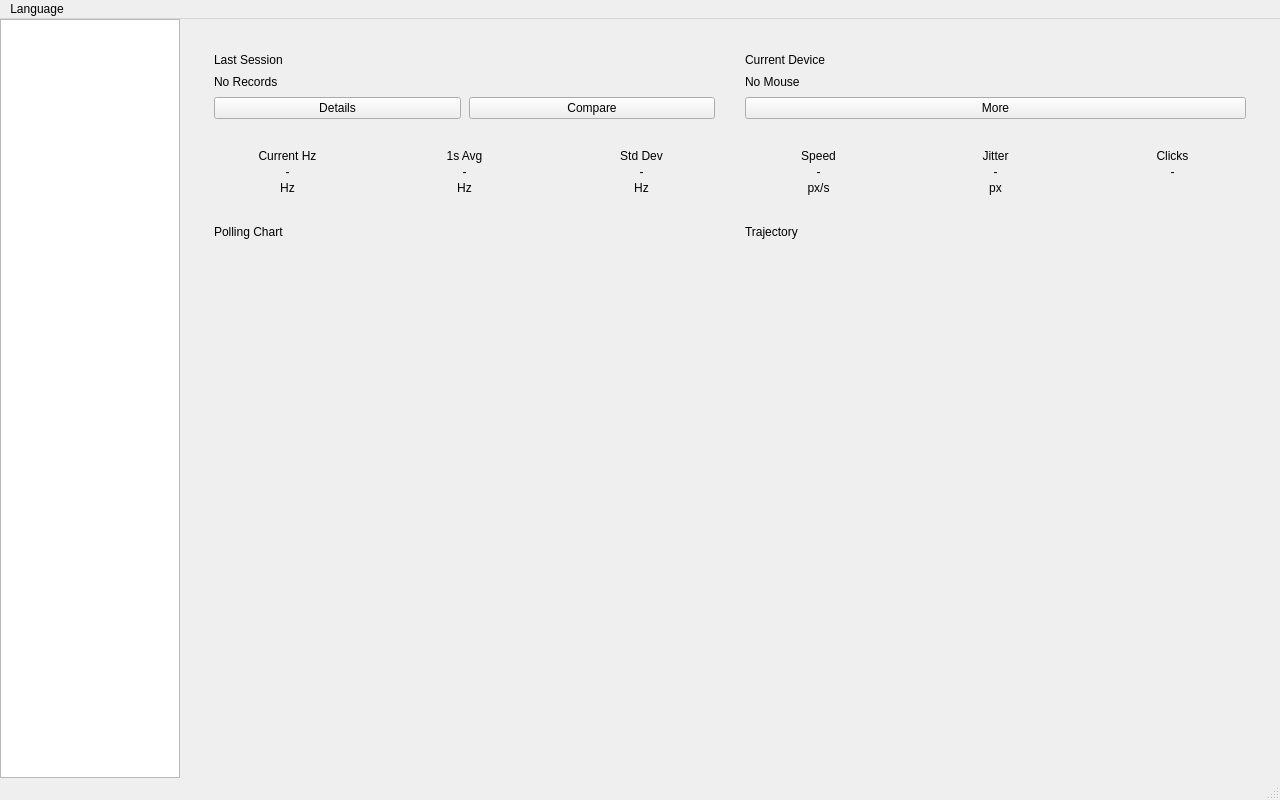
This is src/ui/app/Gg.ui in LanDengPao/Gg as Qt 5 draws it before an edit. The edited form follows.
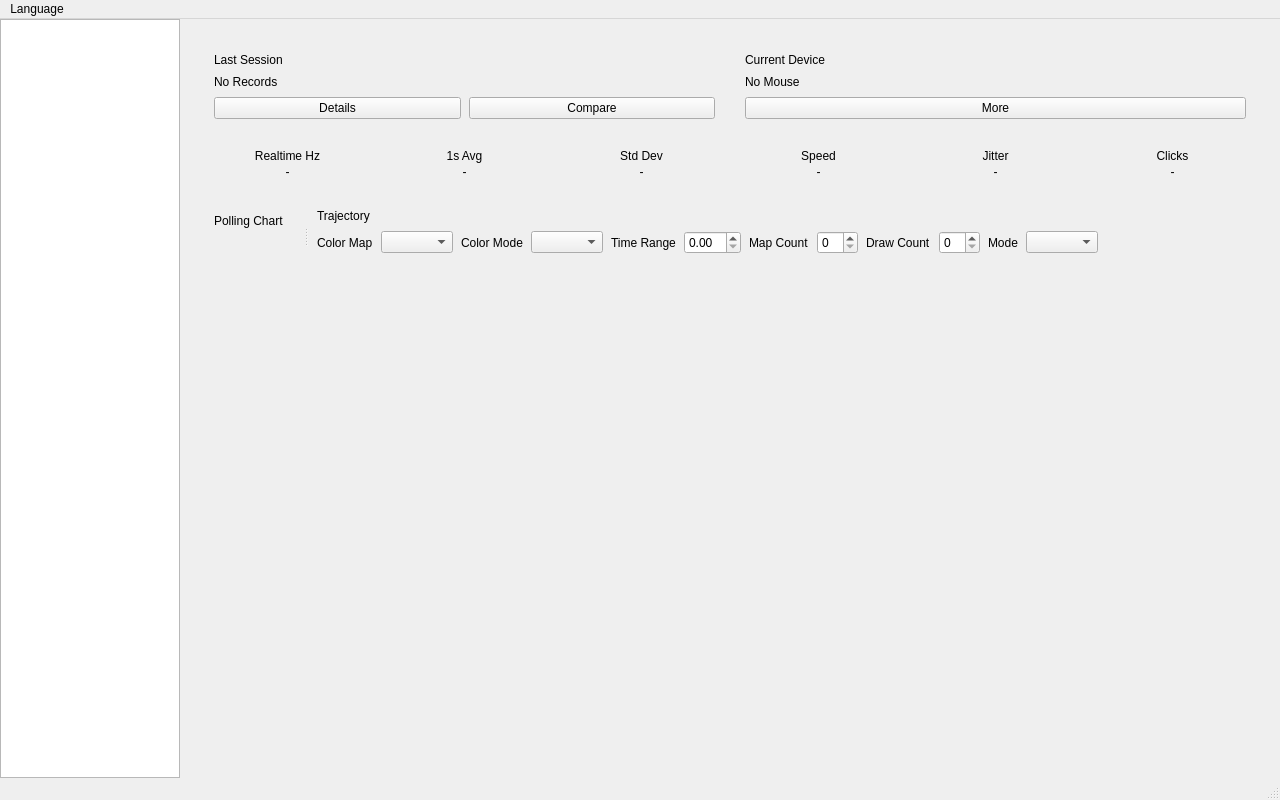
This is the edited form. Custom widgets are drawn as their Qt base class.

Patch:
```diff
--- a/src/ui/app/Gg.ui
+++ b/src/ui/app/Gg.ui
@@ -187,7 +187,7 @@
                  <item>
                   <widget class="QLabel" name="dashboardHzTitleLabel">
                    <property name="text">
-                    <string>Current Hz</string>
+                    <string>Realtime Hz</string>
                    </property>
                    <property name="alignment">
                     <set>Qt::AlignCenter</set>
@@ -204,16 +204,6 @@
                    </property>
                   </widget>
                  </item>
-                 <item>
-                  <widget class="QLabel" name="dashboardHzUnitLabel">
-                   <property name="text">
-                    <string>Hz</string>
-                   </property>
-                   <property name="alignment">
-                    <set>Qt::AlignCenter</set>
-                   </property>
-                  </widget>
-                 </item>
                 </layout>
                </widget>
               </item>
@@ -243,16 +233,6 @@
                    </property>
                   </widget>
                  </item>
-                 <item>
-                  <widget class="QLabel" name="dashboardAvgUnitLabel">
-                   <property name="text">
-                    <string>Hz</string>
-                   </property>
-                   <property name="alignment">
-                    <set>Qt::AlignCenter</set>
-                   </property>
-                  </widget>
-                 </item>
                 </layout>
                </widget>
               </item>
@@ -282,16 +262,6 @@
                    </property>
                   </widget>
                  </item>
-                 <item>
-                  <widget class="QLabel" name="dashboardStdUnitLabel">
-                   <property name="text">
-                    <string>Hz</string>
-                   </property>
-                   <property name="alignment">
-                    <set>Qt::AlignCenter</set>
-                   </property>
-                  </widget>
-                 </item>
                 </layout>
                </widget>
               </item>
@@ -321,16 +291,6 @@
                    </property>
                   </widget>
                  </item>
-                 <item>
-                  <widget class="QLabel" name="dashboardSpeedUnitLabel">
-                   <property name="text">
-                    <string>px/s</string>
-                   </property>
-                   <property name="alignment">
-                    <set>Qt::AlignCenter</set>
-                   </property>
-                  </widget>
-                 </item>
                 </layout>
                </widget>
               </item>
@@ -360,16 +320,6 @@
                    </property>
                   </widget>
                  </item>
-                 <item>
-                  <widget class="QLabel" name="dashboardJitterUnitLabel">
-                   <property name="text">
-                    <string>px</string>
-                   </property>
-                   <property name="alignment">
-                    <set>Qt::AlignCenter</set>
-                   </property>
-                  </widget>
-                 </item>
                 </layout>
                </widget>
               </item>
@@ -399,27 +349,16 @@
                    </property>
                   </widget>
                  </item>
-                 <item>
-                  <widget class="QLabel" name="dashboardClicksUnitLabel">
-                   <property name="text">
-                    <string/>
-                   </property>
-                   <property name="alignment">
-                    <set>Qt::AlignCenter</set>
-                   </property>
-                  </widget>
-                 </item>
                 </layout>
                </widget>
               </item>
              </layout>
             </item>
             <item>
-             <layout class="QHBoxLayout" name="dashboardChartRowLayout">
-              <property name="spacing">
-               <number>12</number>
+             <widget class="QSplitter" name="dashboardChartsSplitter">
+              <property name="orientation">
+               <enum>Qt::Horizontal</enum>
               </property>
-              <item>
                <widget class="QFrame" name="dashboardChartCard">
                 <layout class="QVBoxLayout" name="dashboardChartCardLayout">
                  <property name="spacing">
@@ -437,8 +376,6 @@
                  </item>
                 </layout>
                </widget>
-              </item>
-              <item>
                <widget class="QFrame" name="dashboardTrajectoryCard">
                 <layout class="QVBoxLayout" name="dashboardTrajectoryCardLayout">
                  <property name="spacing">
@@ -451,13 +388,92 @@
                    </property>
                   </widget>
                  </item>
+                <item>
+                 <layout class="QHBoxLayout" name="dashboardTrajectoryOptionsLayout">
+                  <property name="spacing">
+                   <number>8</number>
+                  </property>
+                  <item>
+                   <widget class="QLabel" name="dashboardTrajectoryPaletteLabel">
+                    <property name="text">
+                     <string>Color Map</string>
+                    </property>
+                   </widget>
+                  </item>
+                  <item>
+                   <widget class="QComboBox" name="dashboardTrajectoryPaletteCombo"/>
+                  </item>
+                  <item>
+                   <widget class="QLabel" name="dashboardTrajectoryColorModeLabel">
+                    <property name="text">
+                     <string>Color Mode</string>
+                    </property>
+                   </widget>
+                  </item>
+                  <item>
+                   <widget class="QComboBox" name="dashboardTrajectoryColorModeCombo"/>
+                  </item>
+                  <item>
+                   <widget class="QLabel" name="dashboardTrajectoryRangeLabel">
+                    <property name="text">
+                     <string>Time Range</string>
+                    </property>
+                   </widget>
+                  </item>
+                  <item>
+                   <widget class="QDoubleSpinBox" name="dashboardTrajectoryRangeSpinBox"/>
+                  </item>
+                  <item>
+                   <widget class="QLabel" name="dashboardTrajectoryMapCountLabel">
+                    <property name="text">
+                     <string>Map Count</string>
+                    </property>
+                   </widget>
+                  </item>
+                  <item>
+                   <widget class="QSpinBox" name="dashboardTrajectoryMapCountSpinBox"/>
+                  </item>
+                  <item>
+                   <widget class="QLabel" name="dashboardTrajectoryDrawCountLabel">
+                    <property name="text">
+                     <string>Draw Count</string>
+                    </property>
+                   </widget>
+                  </item>
+                  <item>
+                   <widget class="QSpinBox" name="dashboardTrajectoryDrawCountSpinBox"/>
+                  </item>
+                  <item>
+                   <widget class="QLabel" name="dashboardTrajectoryModeLabel">
+                    <property name="text">
+                     <string>Mode</string>
+                    </property>
+                   </widget>
+                  </item>
+                  <item>
+                   <widget class="QComboBox" name="dashboardTrajectoryModeCombo"/>
+                  </item>
+                  <item>
+                   <spacer name="dashboardTrajectoryOptionsSpacer">
+                    <property name="orientation">
+                     <enum>Qt::Horizontal</enum>
+                    </property>
+                    <property name="sizeHint" stdset="0">
+                     <size>
+                      <width>40</width>
+                      <height>20</height>
+                     </size>
+                    </property>
+                   </spacer>
+                  </item>
+                 </layout>
+                </item>
                  <item>
                   <widget class="TrajectoryWidget" name="dashboardTrajectory" native="true"/>
                  </item>
                 </layout>
                </widget>
-              </item>
-             </layout>
+             </widget>
             </item>
             <item>
              <spacer name="dashboardBottomSpacer">
@@ -505,8 +521,8 @@
             <rect>
              <x>0</x>
              <y>0</y>
-             <width>280</width>
-             <height>311</height>
+             <width>799</width>
+             <height>341</height>
             </rect>
            </property>
            <layout class="QVBoxLayout" name="testContentLayout">
@@ -619,12 +635,95 @@
               <property name="title">
                <string>Chart</string>
               </property>
-              <layout class="QHBoxLayout" name="chartGroupLayout">
+              <layout class="QVBoxLayout" name="chartGroupLayout">
                <item>
+                <layout class="QHBoxLayout" name="testTrajectoryOptionsLayout">
+                 <property name="spacing">
+                  <number>8</number>
+                 </property>
+                 <item>
+                  <widget class="QLabel" name="testTrajectoryPaletteLabel">
+                   <property name="text">
+                    <string>Color Map</string>
+                   </property>
+                  </widget>
+                 </item>
+                 <item>
+                  <widget class="QComboBox" name="testTrajectoryPaletteCombo"/>
+                 </item>
+                 <item>
+                  <widget class="QLabel" name="testTrajectoryColorModeLabel">
+                   <property name="text">
+                    <string>Color Mode</string>
+                   </property>
+                  </widget>
+                 </item>
+                 <item>
+                  <widget class="QComboBox" name="testTrajectoryColorModeCombo"/>
+                 </item>
+                 <item>
+                  <widget class="QLabel" name="testTrajectoryRangeLabel">
+                   <property name="text">
+                    <string>Time Range</string>
+                   </property>
+                  </widget>
+                 </item>
+                 <item>
+                  <widget class="QDoubleSpinBox" name="testTrajectoryRangeSpinBox"/>
+                 </item>
+                 <item>
+                  <widget class="QLabel" name="testTrajectoryMapCountLabel">
+                   <property name="text">
+                    <string>Map Count</string>
+                   </property>
+                  </widget>
+                 </item>
+                 <item>
+                  <widget class="QSpinBox" name="testTrajectoryMapCountSpinBox"/>
+                 </item>
+                 <item>
+                  <widget class="QLabel" name="testTrajectoryDrawCountLabel">
+                   <property name="text">
+                    <string>Draw Count</string>
+                   </property>
+                  </widget>
+                 </item>
+                 <item>
+                  <widget class="QSpinBox" name="testTrajectoryDrawCountSpinBox"/>
+                 </item>
+                 <item>
+                  <widget class="QLabel" name="testTrajectoryModeLabel">
+                   <property name="text">
+                    <string>Mode</string>
+                   </property>
+                  </widget>
+                 </item>
+                 <item>
+                  <widget class="QComboBox" name="testTrajectoryModeCombo"/>
+                 </item>
+                 <item>
+                  <spacer name="testTrajectoryOptionsSpacer">
+                   <property name="orientation">
+                    <enum>Qt::Horizontal</enum>
+                   </property>
+                   <property name="sizeHint" stdset="0">
+                    <size>
+                     <width>40</width>
+                     <height>20</height>
+                    </size>
+                   </property>
+                  </spacer>
+                 </item>
+                </layout>
+               </item>
+               <item>
+                <widget class="QSplitter" name="chartWidgetsSplitter">
+                 <property name="orientation">
+                  <enum>Qt::Horizontal</enum>
+                 </property>
                 <widget class="SparklineWidget" name="testChart" native="true"/>
-               </item>
-               <item>
                 <widget class="TrajectoryWidget" name="testTrajectory" native="true"/>
+                </widget>
                </item>
               </layout>
              </widget>
```
Lines whose indentation alone changed are shown as unchanged.
